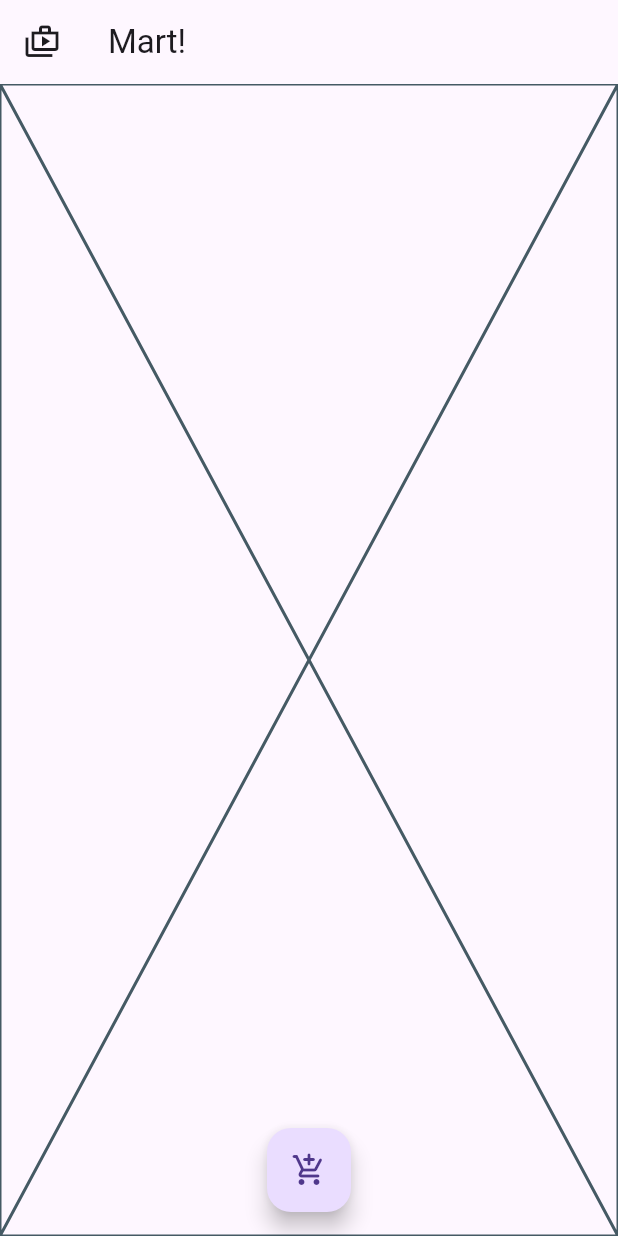
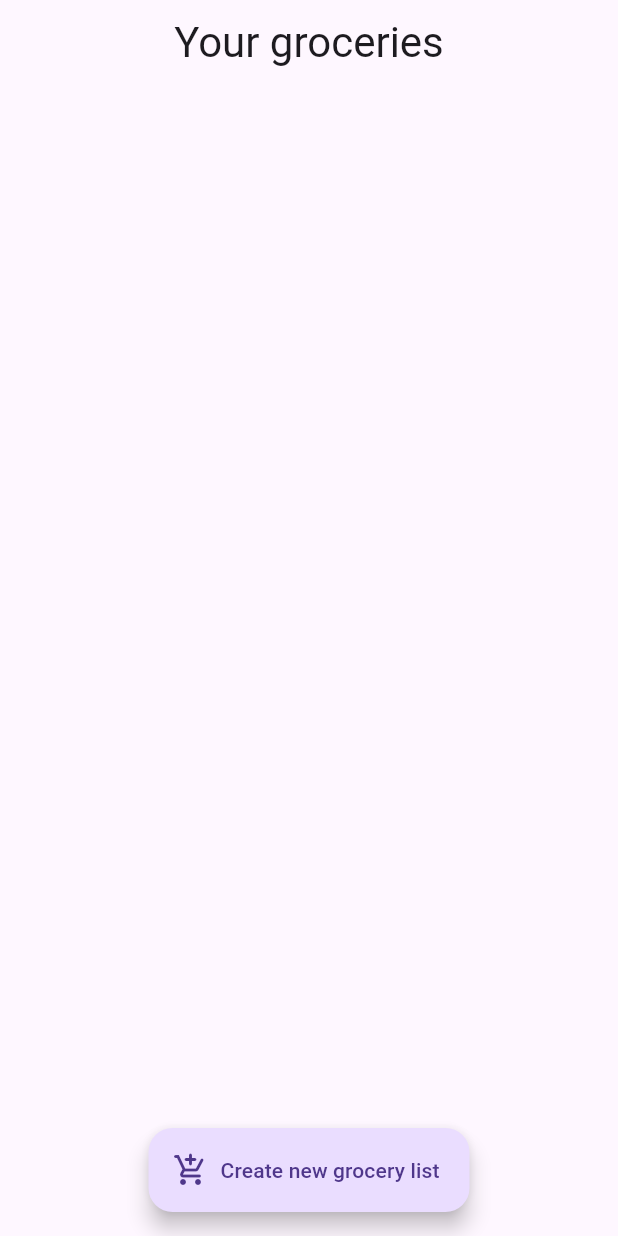
Before and after one commit to andrepg/mart, a Flutter app: the GroceryListScreen screen opened directly, on a phone screen of 412 x 824 dp. Run offline on Flutter 3.47's test engine with Material 3 defaults, Android fonts, the phone set to English and light mode, and no system bars; our stand-ins replace sqflite, sqflite_common_ffi; accounts and stored records are empty.

Commit message:
📦 refactor ALL our application *again*

```diff
--- a/lib/main.dart
+++ b/lib/main.dart
@@ -1,6 +1,6 @@
 import 'package:flutter/material.dart';
 import 'package:smartcado/database/sqlite_init.dart';
-import 'package:smartcado/screens/login.dart';
+import 'package:smartcado/screens/grocery_list_screen.dart';
 
 void main() {
   runApp(SmartGroceries());
@@ -16,7 +16,7 @@ class SmartGroceries extends StatelessWidget {
   Widget build(BuildContext context) {
     return const MaterialApp(
       title: 'Mart!',
-      home: LoginScreen(),
+      home: GroceryListScreen(),
     );
   }
 }
--- a/lib/screens/grocery_list_screen.dart
+++ b/lib/screens/grocery_list_screen.dart
@@ -1,4 +1,7 @@
+import 'dart:ui';
+
 import 'package:flutter/material.dart';
+import 'package:smartcado/widgets/modal_grocery_list_create.dart';
 
 class GroceryListScreen extends StatefulWidget {
   const GroceryListScreen({super.key});
@@ -8,28 +11,57 @@ class GroceryListScreen extends StatefulWidget {
 }
 
 class _GroceryListScreenState extends State<GroceryListScreen> {
-  late List groceryLists;
-
   @override
   void initState() {
     super.initState();
-
-
   }
 
   @override
   Widget build(BuildContext context) {
     return Scaffold(
       appBar: AppBar(
-        leading: const Icon(Icons.shop_2_outlined),
-        title: const Text("Mart!"),
+        centerTitle: true,
+        title: Text("Your groceries",
+            style: Theme.of(context).textTheme.headlineMedium),
       ),
       floatingActionButtonLocation: FloatingActionButtonLocation.centerFloat,
-      floatingActionButton: FloatingActionButton(
-          onPressed: () {},
-          tooltip: "Create new grocer list",
-          child: const Icon(Icons.add_shopping_cart_rounded)),
-      body: const Placeholder(),
+      floatingActionButton: FloatingActionButton.extended(
+        onPressed: _showModalBottomSheet,
+        label: const Text("Create new grocery list"),
+        icon: const Icon(Icons.add_shopping_cart_rounded),
+      ),
+      body: ScrollConfiguration(
+        behavior: ScrollConfiguration.of(context).copyWith(
+            dragDevices: {PointerDeviceKind.mouse, PointerDeviceKind.touch}),
+        child: FutureBuilder(
+          future: Future.value(false),
+          builder: (context, snapshot) {
+            return Container();
+          },
+        ),
+
+        // RefreshIndicator(
+        //   onRefresh: () => _refreshGroceryLists(),
+        //   child:
+        //   ListView.builder(
+        //     itemCount: _groceryLists.length,
+        //     itemBuilder: (context, index) => GroceryListTile(
+        //       groceryList: _groceryLists.elementAt(index),
+        //     ),
+        //     physics: const AlwaysScrollableScrollPhysics(),
+        //   ),
+        // ),
+      ),
     );
   }
+
+  _showModalBottomSheet() => showModalBottomSheet(
+        context: context,
+        enableDrag: true,
+        showDragHandle: true,
+        useSafeArea: true,
+        builder: (context) => const ModalGroceryListCreate(),
+      );
+
+  Future _updateGroceryLists() async {}
 }
--- a/lib/services/grocery_service.dart
+++ /dev/null
@@ -1,6 +0,0 @@
-class GroceryListService {
-  GroceryListService._privateConstructor();
-
-  static final GroceryListService instance =
-      GroceryListService._privateConstructor();
-}
```
Also changed, not shown: lib/persistence/grocery_list_persistence.dart (+3 -5 lines), lib/screens/login.dart (deleted, +0 -94 lines), lib/services/grocery_list_repository.dart (added, +20 -0 lines), lib/widgets/modal_grocery_list_create.dart (added, +96 -0 lines).
